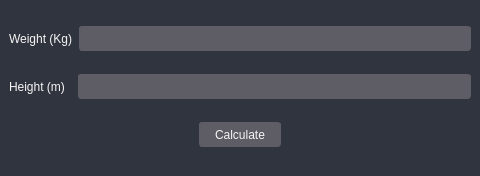
The window that bmi.ui (uxlabspk/BMI) describes before a commit, drawn with Qt 5.
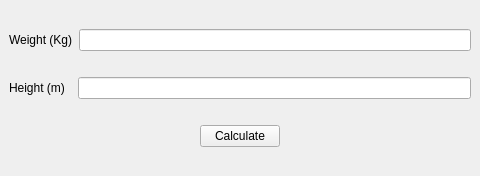
The same window after the commit.

```diff
--- a/bmi.ui
+++ b/bmi.ui
@@ -14,10 +14,7 @@
    <string>BMI Calculator</string>
   </property>
   <property name="styleSheet">
-   <string notr="true">background-color: #2f343f;
-color: rgb(246, 245, 244);
-font-weight: 450;
-</string>
+   <string notr="true"/>
   </property>
   <widget class="QWidget" name="centralwidget">
    <layout class="QVBoxLayout" name="verticalLayout">
@@ -33,13 +30,7 @@
       <item>
        <widget class="QLineEdit" name="weightInput">
         <property name="styleSheet">
-         <string notr="true">background-color: rgb(94, 92, 100);
-color: rgb(246, 245, 244);
-border: 1px solid  rgb(94, 92, 100);
-border-radius: 3px;
-height: 23px;
-padding-left: 3px;
-padding-right: 3px;</string>
+         <string notr="true"/>
         </property>
         <property name="clearButtonEnabled">
          <bool>false</bool>
@@ -60,13 +51,7 @@
       <item>
        <widget class="QLineEdit" name="heightInput">
         <property name="styleSheet">
-         <string notr="true">background-color: rgb(94, 92, 100);
-color: rgb(246, 245, 244);
-border: 1px solid  rgb(94, 92, 100);
-border-radius: 3px;
-height: 23px;
-padding-left: 3px;
-padding-right: 3px;</string>
+         <string notr="true"/>
         </property>
         <property name="clearButtonEnabled">
          <bool>false</bool>
@@ -96,25 +81,7 @@
          <cursorShape>PointingHandCursor</cursorShape>
         </property>
         <property name="styleSheet">
-         <string notr="true">QPushButton
-{
-	background-color: rgb(94, 92, 100);
-	border: 1px solid rgb(94, 92, 100);
-	border-radius: 3px;
-	height: 23px;
-	width: 80px;
-}
-QPushButton:hover
-{
-	
-	background-color: #0080ff;
-	color: white;
-	border: 1px solid #0080ff;
-	border-radius: 3px;
-	height: 23px;
-	width: 80px;
-}
-</string>
+         <string notr="true"/>
         </property>
         <property name="text">
          <string>Calculate</string>
```
